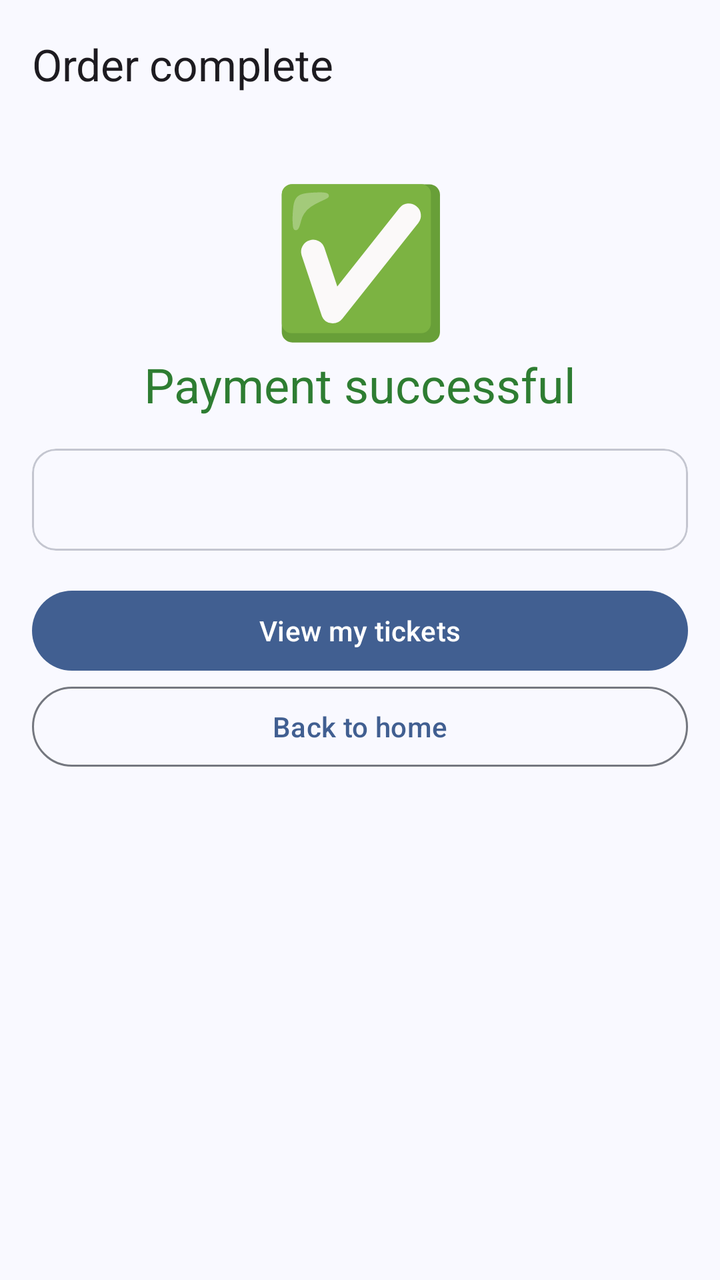
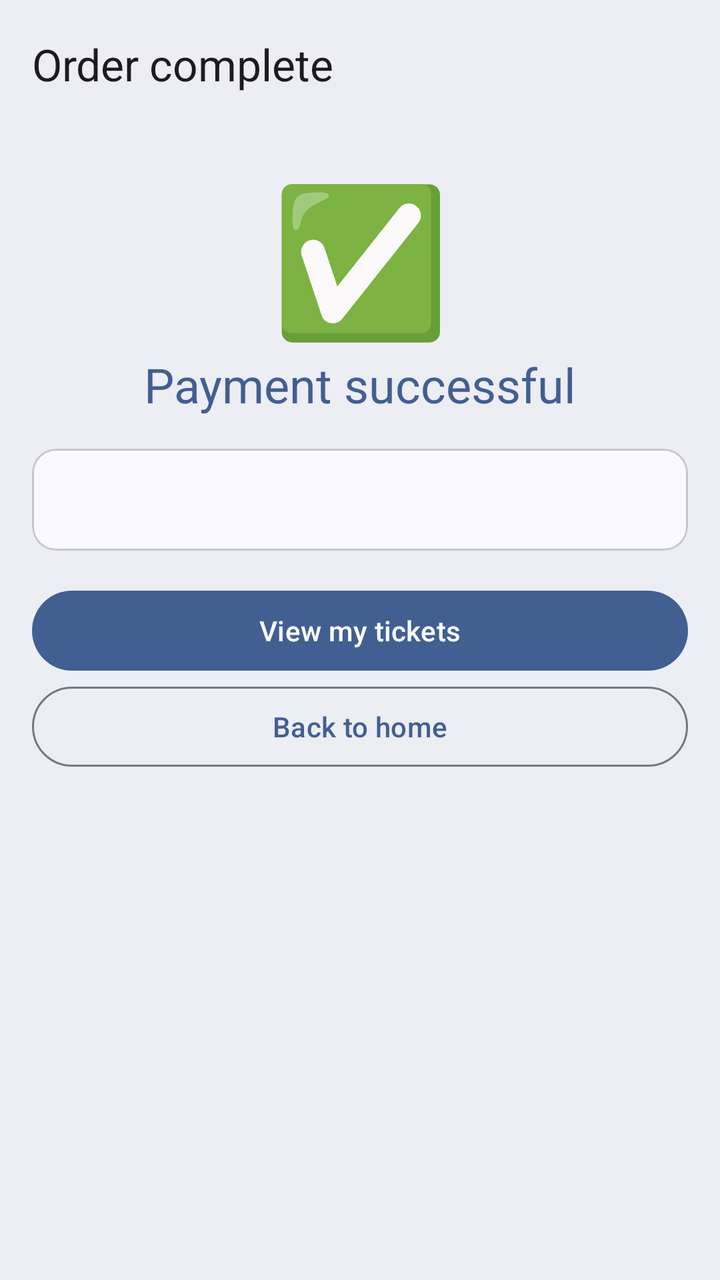

The first picture is an Android layout as it rendered before a commit; the second is the same layout after the commit. The layout source and the unified diff follow.
<!-- AndroidManifest.xml: application theme Theme.Ticketree -->
<!-- res/layout/activity_confirmation.xml -->
<?xml version="1.0" encoding="utf-8"?>
<LinearLayout xmlns:android="http://schemas.android.com/apk/res/android"
    xmlns:app="http://schemas.android.com/apk/res-auto"
    android:layout_width="match_parent"
    android:layout_height="match_parent"
    android:fitsSystemWindows="true"
    android:orientation="vertical">

    <com.google.android.material.appbar.MaterialToolbar
        android:id="@+id/toolbar"
        android:layout_width="match_parent"
        android:layout_height="?attr/actionBarSize"
        app:title="Order complete" />

    <ScrollView
        android:layout_width="match_parent"
        android:layout_height="0dp"
        android:layout_weight="1">

        <LinearLayout
            android:layout_width="match_parent"
            android:layout_height="wrap_content"
            android:orientation="vertical"
            android:padding="16dp">

            <com.google.android.material.textview.MaterialTextView
                android:id="@+id/tvCheck"
                android:importantForAccessibility="no"
                android:layout_width="match_parent"
                android:layout_height="wrap_content"
                android:gravity="center"
                android:text="✅"
                android:textSize="72sp" />

            <com.google.android.material.textview.MaterialTextView
                android:layout_width="match_parent"
                android:layout_height="wrap_content"
                android:gravity="center"
                android:text="Payment successful"
                android:textAppearance="?attr/textAppearanceHeadlineSmall"
                android:textColor="@color/success" />

            <com.google.android.material.card.MaterialCardView
                android:layout_width="match_parent"
                android:layout_height="wrap_content"
                android:layout_marginTop="16dp">

                <com.google.android.material.textview.MaterialTextView
                    android:id="@+id/tvReceipt"
                    android:layout_width="match_parent"
                    android:layout_height="wrap_content"
                    android:fontFamily="monospace"
                    android:padding="16dp" />
            </com.google.android.material.card.MaterialCardView>

            <com.google.android.material.button.MaterialButton
                android:id="@+id/btnWallet"
                android:layout_width="match_parent"
                android:layout_height="wrap_content"
                android:layout_marginTop="16dp"
                android:text="View my tickets" />

            <com.google.android.material.button.MaterialButton
                android:id="@+id/btnHome"
                style="@style/Widget.Material3.Button.OutlinedButton"
                android:layout_width="match_parent"
                android:layout_height="wrap_content"
                android:text="Back to home" />
        </LinearLayout>
    </ScrollView>
</LinearLayout>
<!-- resources referenced by this layout -->
<resources>
  <color name="success">#2E7D32</color>
  <style name="Theme.Ticketree" parent="AppTheme">
          <item name="android:windowSoftInputMode">adjustResize</item>
          <item name="android:windowAnimationStyle">@style/Animation.Ticketree</item>
      </style>
  <style name="Animation.Ticketree" parent="@android:style/Animation.Activity">
          <item name="android:activityOpenEnterAnimation">@anim/screen_open_enter</item>
          <item name="android:activityOpenExitAnimation">@anim/screen_open_exit</item>
          <item name="android:activityCloseEnterAnimation">@anim/screen_close_enter</item>
          <item name="android:activityCloseExitAnimation">@anim/screen_close_exit</item>
      </style>
  <color name="md_theme_primary">#415F91</color>
  <color name="md_theme_onPrimary">#FFFFFF</color>
  <color name="md_theme_primaryContainer">#D6E3FF</color>
  <color name="md_theme_onPrimaryContainer">#284777</color>
  <color name="md_theme_secondary">#565F71</color>
  <color name="md_theme_onSecondary">#FFFFFF</color>
  <color name="md_theme_secondaryContainer">#DAE2F9</color>
  <color name="md_theme_onSecondaryContainer">#3E4759</color>
  <color name="md_theme_tertiary">#705575</color>
  <color name="md_theme_onTertiary">#FFFFFF</color>
  <color name="md_theme_tertiaryContainer">#FAD8FD</color>
  <color name="md_theme_onTertiaryContainer">#573E5C</color>
  <color name="md_theme_error">#BA1A1A</color>
  <color name="md_theme_onError">#FFFFFF</color>
  <color name="md_theme_errorContainer">#FFDAD6</color>
  <color name="md_theme_onErrorContainer">#93000A</color>
  <color name="md_theme_background">#F9F9FF</color>
  <color name="md_theme_onBackground">#191C20</color>
  <color name="md_theme_surface">#F9F9FF</color>
  <color name="md_theme_onSurface">#191C20</color>
  <color name="md_theme_surfaceVariant">#E0E2EC</color>
  <color name="md_theme_onSurfaceVariant">#44474E</color>
  <color name="md_theme_outline">#74777F</color>
  <color name="md_theme_outlineVariant">#C4C6D0</color>
  <color name="md_theme_inverseSurface">#2E3036</color>
  <color name="md_theme_inverseOnSurface">#F0F0F7</color>
  <color name="md_theme_inversePrimary">#AAC7FF</color>
  <color name="md_theme_primaryFixed">#D6E3FF</color>
  <color name="md_theme_onPrimaryFixed">#001B3E</color>
  <color name="md_theme_primaryFixedDim">#AAC7FF</color>
  <color name="md_theme_onPrimaryFixedVariant">#284777</color>
  <color name="md_theme_secondaryFixed">#DAE2F9</color>
  <color name="md_theme_onSecondaryFixed">#131C2B</color>
  <color name="md_theme_secondaryFixedDim">#BEC6DC</color>
  <color name="md_theme_onSecondaryFixedVariant">#3E4759</color>
  <color name="md_theme_tertiaryFixed">#FAD8FD</color>
  <color name="md_theme_onTertiaryFixed">#28132E</color>
  <color name="md_theme_tertiaryFixedDim">#DDBCE0</color>
  <color name="md_theme_onTertiaryFixedVariant">#573E5C</color>
  <color name="md_theme_surfaceDim">#D9D9E0</color>
  <color name="md_theme_surfaceBright">#F9F9FF</color>
  <color name="md_theme_surfaceContainerLowest">#FFFFFF</color>
  <color name="md_theme_surfaceContainerLow">#F3F3FA</color>
  <color name="md_theme_surfaceContainer">#EDEDF4</color>
  <color name="md_theme_surfaceContainerHigh">#E7E8EE</color>
  <color name="md_theme_surfaceContainerHighest">#E2E2E9</color>
  <!-- unchanged entries left out for length: 1 -->
</resources>

<!-- the commit's change to res/layout/activity_confirmation.xml (unified diff, before → after) -->
@@ -8,6 +8,7 @@
 
     <com.google.android.material.appbar.MaterialToolbar
         android:id="@+id/toolbar"
+        android:background="?attr/colorSurfaceContainer"
         android:layout_width="match_parent"
         android:layout_height="?attr/actionBarSize"
         app:title="Order complete" />
@@ -38,7 +39,7 @@
                 android:gravity="center"
                 android:text="Payment successful"
                 android:textAppearance="?attr/textAppearanceHeadlineSmall"
-                android:textColor="@color/success" />
+                android:textColor="?attr/colorPrimary" />
 
             <com.google.android.material.card.MaterialCardView
                 android:layout_width="match_parent"
<!-- resource entries referenced after the edit -->
@@ -1,9 +1,9 @@
 <!-- resources referenced by this layout -->
 <resources>
-  <color name="success">#2E7D32</color>
   <style name="Theme.Ticketree" parent="AppTheme">
           <item name="android:windowSoftInputMode">adjustResize</item>
           <item name="android:windowAnimationStyle">@style/Animation.Ticketree</item>
+          <item name="android:windowBackground">?attr/colorSurfaceContainer</item>
       </style>
   <style name="Animation.Ticketree" parent="@android:style/Animation.Activity">
           <item name="android:activityOpenEnterAnimation">@anim/screen_open_enter</item>
